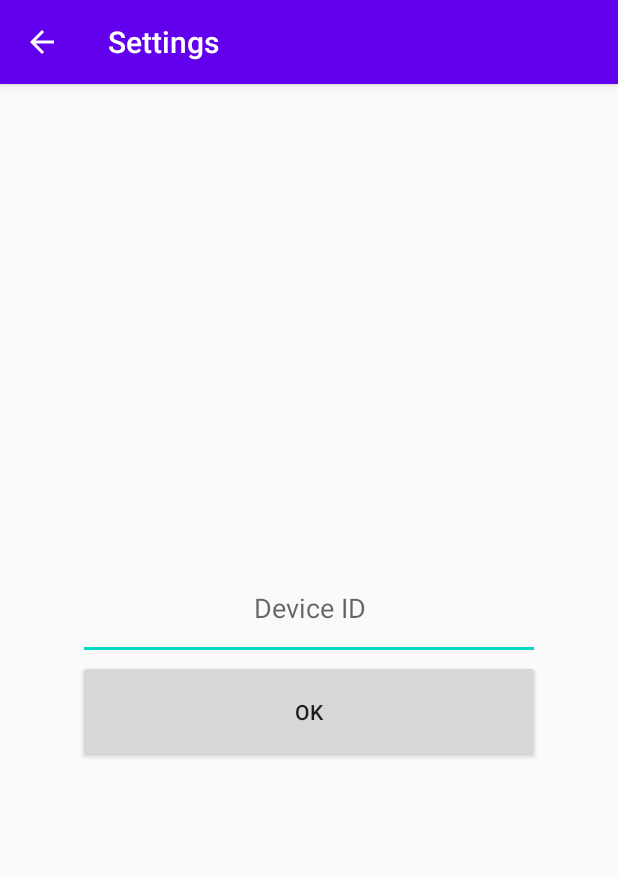
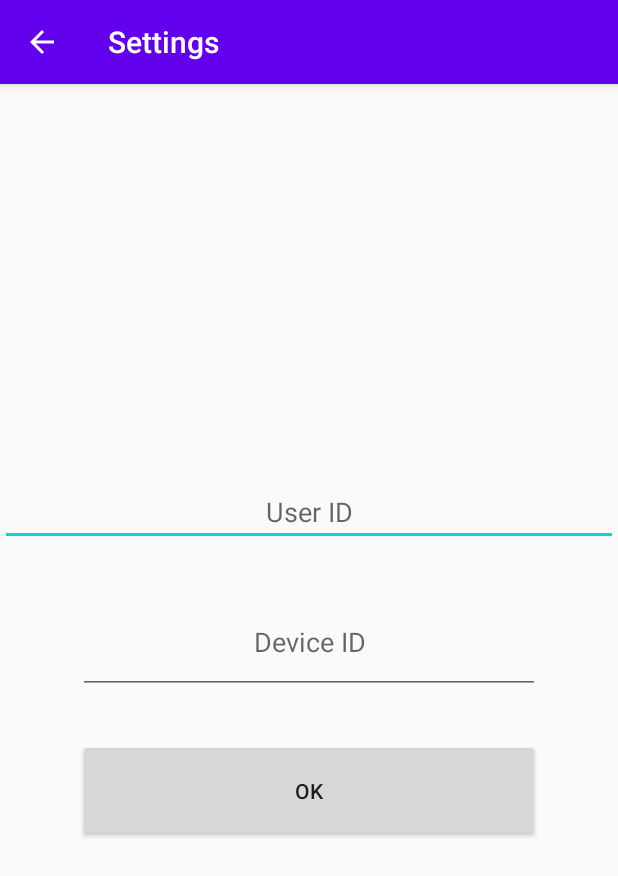
Before and after one commit to YeonwooSung/SPANGE, an Android app: the SettingsActivity screen opened directly, with no data from a screen before it, on a phone screen of 412 x 824 dp. Shown: the top 876 px of the screen. Run offline under Robolectric (Android 15) with nearby library versions, the phone set to English and light mode, and no system bars.

Commit message:
Minor changes

```diff
--- a/SPANGE/app/src/main/AndroidManifest.xml
+++ b/SPANGE/app/src/main/AndroidManifest.xml
@@ -24,12 +24,8 @@
              sign the APK for publishing.
              You can define the keys for the debug and release targets in src/debug/ and src/release/.
         -->
-        <activity
-            android:name=".RouteMap"
-            android:label="@string/app_name"/>
 
         <activity
-
             android:name=".RealtimeMap"
             android:label="@string/app_name" >
             <intent-filter>
--- a/SPANGE/app/src/main/res/layout/settings_activity.xml
+++ b/SPANGE/app/src/main/res/layout/settings_activity.xml
@@ -5,13 +5,24 @@
     android:orientation="vertical">
 
     <EditText
+        android:id="@+id/user_id_edit_text"
+        android:layout_width="wrap_content"
+        android:layout_height="wrap_content"
+        android:layout_marginBottom="30dp"
+        android:ems="30"
+        android:gravity="center"
+        android:hint="@string/text_input_user_id"
+        android:inputType="textPersonName" />
+
+    <EditText
         android:id="@+id/device_id_edit_text"
         android:layout_width="wrap_content"
         android:layout_height="wrap_content"
+        android:layout_marginBottom="30dp"
         android:ems="30"
         android:gravity="center"
-        android:inputType="textPersonName"
-        android:hint="@string/text_input_device_id" />
+        android:hint="@string/text_input_device_id"
+        android:inputType="textPersonName" />
 
     <Button
         android:id="@+id/device_id_button"
--- a/SPANGE/app/src/main/res/values/strings.xml
+++ b/SPANGE/app/src/main/res/values/strings.xml
@@ -6,6 +6,7 @@
 
     <!--Strings for Setting screen-->
     <string name="text_input_device_id">Device ID</string>
+    <string name="text_input_user_id">User ID</string>
     <string name="setting_activity_button_ok">OK</string>
 
     <!--Strings for SharedPreferences   -->
```
Also changed, not shown: SPANGE/app/src/main/java/com/technonia/spange/RealtimeMap.java (+11 -9 lines), SPANGE/app/src/main/java/com/technonia/spange/SettingsActivity.java (+28 -1 lines), SPANGE/app/src/main/java/com/technonia/spange/Utils.java (+21 -3 lines).
